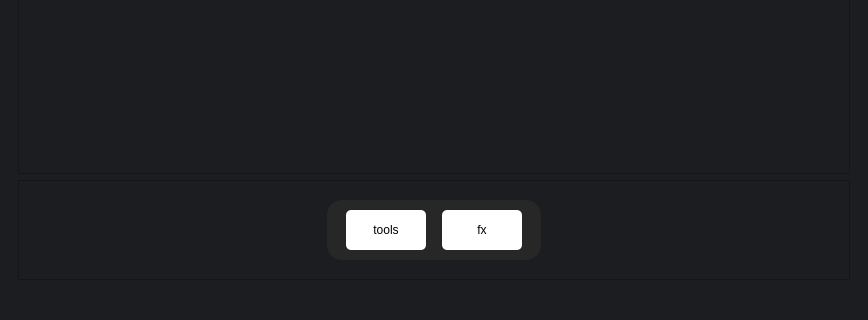
Old version of the form MiniPhotoshop/mainwindow.ui in the repository HassanIsmail16/Image-Processing-Application; both pictures show x 0 to 868 and y 404 to 724 of the 868 by 724 pixel window.
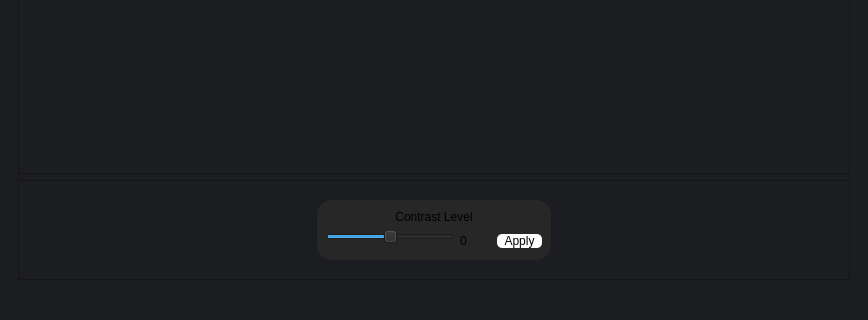
New version of the form. The open tabs and pages were chosen to show the change.

Commit message: Completed Contrast GUI

What changed in the file:
```diff
--- a/MiniPhotoshop/mainwindow.ui
+++ b/MiniPhotoshop/mainwindow.ui
@@ -1815,6 +1815,156 @@
                </item>
               </layout>
              </widget>
+             <widget class="QWidget" name="contrast12">
+              <layout class="QGridLayout" name="gridLayout_23">
+               <item row="0" column="0">
+                <spacer name="horizontalSpacer_28">
+                 <property name="orientation">
+                  <enum>Qt::Horizontal</enum>
+                 </property>
+                 <property name="sizeType">
+                  <enum>QSizePolicy::Maximum</enum>
+                 </property>
+                 <property name="sizeHint" stdset="0">
+                  <size>
+                   <width>280</width>
+                   <height>20</height>
+                  </size>
+                 </property>
+                </spacer>
+               </item>
+               <item row="0" column="1">
+                <widget class="QFrame" name="navigation_12">
+                 <property name="maximumSize">
+                  <size>
+                   <width>16777215</width>
+                   <height>60</height>
+                  </size>
+                 </property>
+                 <property name="styleSheet">
+                  <string notr="true">background-color: rgb(39, 39, 39);
+border-radius: 15px;</string>
+                 </property>
+                 <layout class="QGridLayout" name="gridLayout_22">
+                  <item row="0" column="0">
+                   <widget class="QLabel" name="contrastLabel">
+                    <property name="styleSheet">
+                     <string notr="true">font: 700 8pt &quot;Poppins&quot;;</string>
+                    </property>
+                    <property name="text">
+                     <string>Contrast Level</string>
+                    </property>
+                    <property name="alignment">
+                     <set>Qt::AlignCenter</set>
+                    </property>
+                   </widget>
+                  </item>
+                  <item row="1" column="0">
+                   <layout class="QHBoxLayout" name="horizontalLayout_14">
+                    <item>
+                     <widget class="QSlider" name="contrastSlider">
+                      <property name="maximumSize">
+                       <size>
+                        <width>130</width>
+                        <height>16777215</height>
+                       </size>
+                      </property>
+                      <property name="minimum">
+                       <number>-100</number>
+                      </property>
+                      <property name="maximum">
+                       <number>100</number>
+                      </property>
+                      <property name="singleStep">
+                       <number>1</number>
+                      </property>
+                      <property name="pageStep">
+                       <number>2</number>
+                      </property>
+                      <property name="value">
+                       <number>0</number>
+                      </property>
+                      <property name="orientation">
+                       <enum>Qt::Horizontal</enum>
+                      </property>
+                      <property name="tickPosition">
+                       <enum>QSlider::TicksBelow</enum>
+                      </property>
+                      <property name="tickInterval">
+                       <number>20</number>
+                      </property>
+                     </widget>
+                    </item>
+                    <item>
+                     <widget class="QLabel" name="contrastValueLabel">
+                      <property name="minimumSize">
+                       <size>
+                        <width>31</width>
+                        <height>16</height>
+                       </size>
+                      </property>
+                      <property name="maximumSize">
+                       <size>
+                        <width>31</width>
+                        <height>20</height>
+                       </size>
+                      </property>
+                      <property name="text">
+                       <string>0</string>
+                      </property>
+                     </widget>
+                    </item>
+                    <item>
+                     <widget class="QPushButton" name="contrastApplyBtn">
+                      <property name="minimumSize">
+                       <size>
+                        <width>45</width>
+                        <height>13</height>
+                       </size>
+                      </property>
+                      <property name="maximumSize">
+                       <size>
+                        <width>50</width>
+                        <height>16777215</height>
+                       </size>
+                      </property>
+                      <property name="cursor">
+                       <cursorShape>PointingHandCursor</cursorShape>
+                      </property>
+                      <property name="styleSheet">
+                       <string notr="true">color: rgb(0,0,0);
+background-color: rgb(255, 255, 255);
+border-radius: 5px;
+font: 8pt &quot;Poppins&quot;;</string>
+                      </property>
+                      <property name="text">
+                       <string>Apply</string>
+                      </property>
+                     </widget>
+                    </item>
+                   </layout>
+                  </item>
+                 </layout>
+                </widget>
+               </item>
+               <item row="0" column="2">
+                <spacer name="horizontalSpacer_27">
+                 <property name="orientation">
+                  <enum>Qt::Horizontal</enum>
+                 </property>
+                 <property name="sizeType">
+                  <enum>QSizePolicy::Maximum</enum>
+                 </property>
+                 <property name="sizeHint" stdset="0">
+                  <size>
+                   <width>280</width>
+                   <height>20</height>
+                  </size>
+                 </property>
+                </spacer>
+               </item>
+              </layout>
+             </widget>
             </widget>
            </item>
           </layout>
```
Left out of the diff: 4 changed lines with no effect on the pictures. The commit also changes 3 other files.
